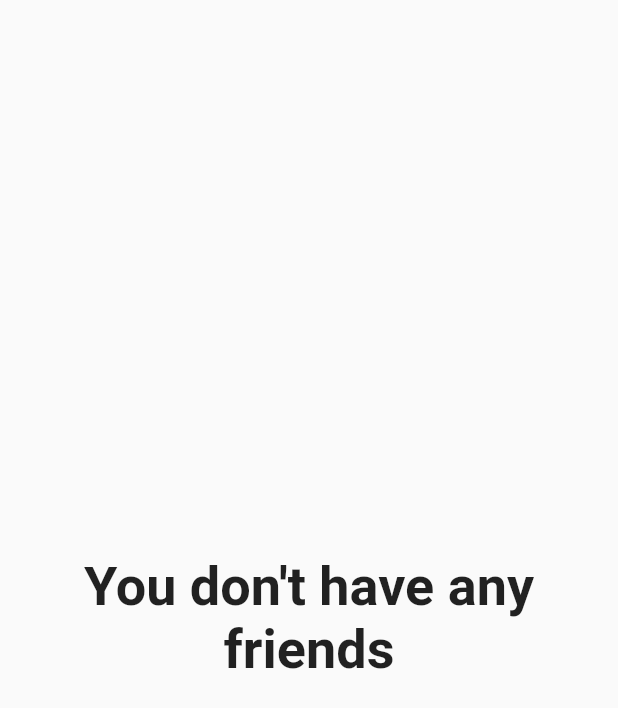
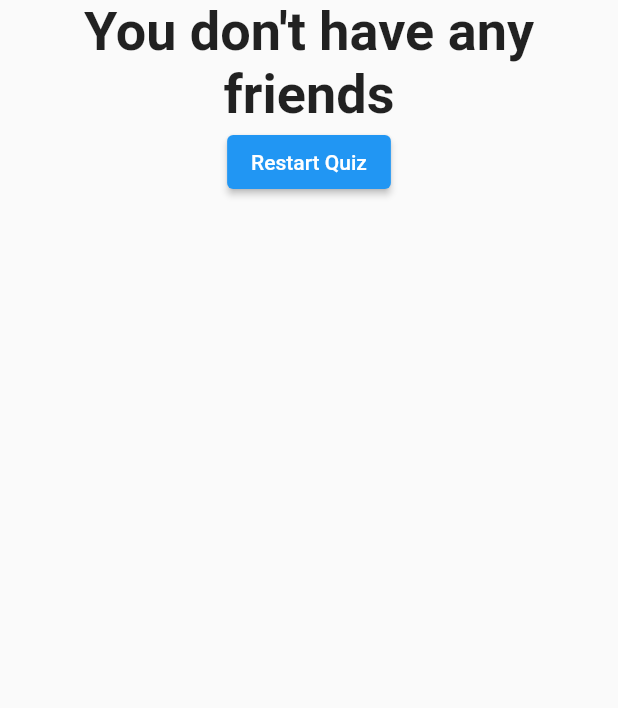
Before and after one commit to 0xcatrovacer/flutter-quiz-app, a Flutter app: the Result widget shown alone on an empty page, opened directly with empty values, on a phone screen of 412 x 824 dp. Shown: the top 708 px of the screen. Run offline on Flutter 3.47's test engine with Material 2 defaults, Android fonts, the phone set to English and light mode, and no system bars.

Commit message:
added restart quiz functionality

```diff
--- a/lib/result.dart
+++ b/lib/result.dart
@@ -2,8 +2,9 @@ import 'package:flutter/material.dart';
 
 class Result extends StatelessWidget {
   final int resultScore;
+  final VoidCallback resetHandler;
 
-  Result(this.resultScore);
+  Result(this.resultScore, this.resetHandler);
 
   String get resultPhrase {
     String resultText;
@@ -23,10 +24,15 @@ class Result extends StatelessWidget {
   @override
   Widget build(BuildContext context) {
     return Center(
-      child: Text(
-        resultPhrase,
-        textAlign: TextAlign.center,
-        style: TextStyle(fontSize: 36, fontWeight: FontWeight.bold),
+      child: Column(
+        children: [
+          Text(
+            resultPhrase,
+            textAlign: TextAlign.center,
+            style: TextStyle(fontSize: 36, fontWeight: FontWeight.bold),
+          ),
+          ElevatedButton(onPressed: resetHandler, child: Text("Restart Quiz"))
+        ],
       ),
     );
   }
```
Also changed, not shown: lib/main.dart (+8 -1 lines).
